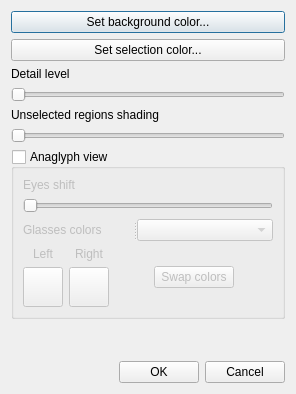
First picture: the form in src/plugins/biostruct3d_view/src/ui/SettingsDialog.ui, repository violethaze74/ugene, before the edit.
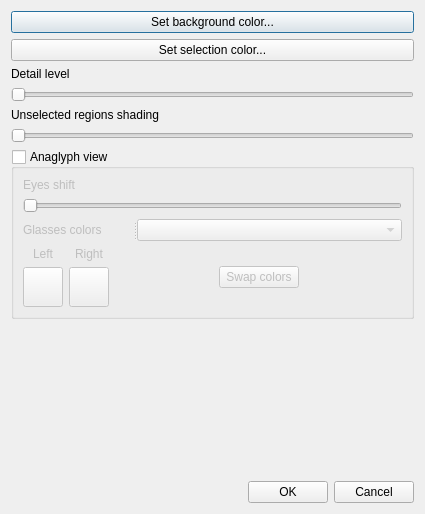
Second picture: the form after the edit.

Commit message: Minor layout fix for Mac.

Diff of the .ui file:
```diff
--- a/src/plugins/biostruct3d_view/src/ui/SettingsDialog.ui
+++ b/src/plugins/biostruct3d_view/src/ui/SettingsDialog.ui
@@ -6,8 +6,8 @@
    <rect>
     <x>0</x>
     <y>0</y>
-    <width>296</width>
-    <height>394</height>
+    <width>425</width>
+    <height>514</height>
    </rect>
   </property>
   <property name="windowTitle">
@@ -138,7 +138,7 @@
      <property name="minimumSize">
       <size>
        <width>0</width>
-       <height>170</height>
+       <height>0</height>
       </size>
      </property>
      <property name="title">
```
